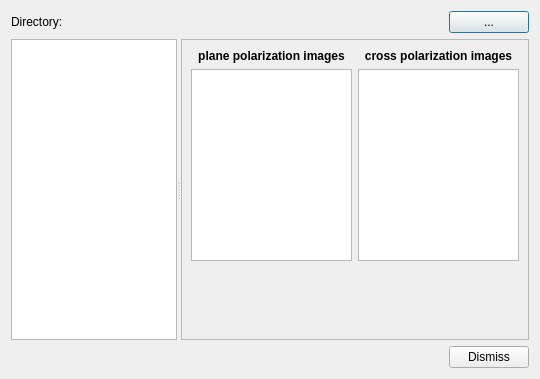
First picture: the form in thinsectionanalysis/thinsectionanalysisdialog.ui, repository PauloCarvalhoRJ/gammaray, before the edit.
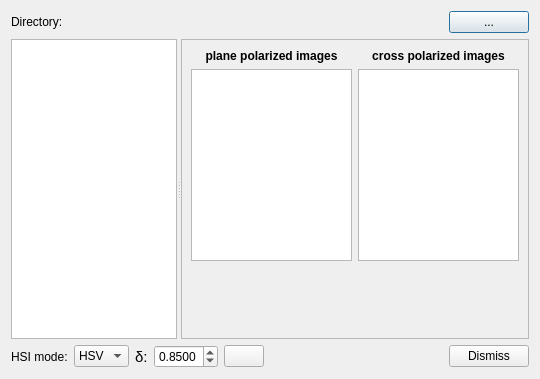
Second picture: the form after the edit. Icons and pictures are not drawn.

Commit message: Thin Section Analysis: work on the clustering algorithm.

Patch:
```diff
--- a/thinsectionanalysis/thinsectionanalysisdialog.ui
+++ b/thinsectionanalysis/thinsectionanalysisdialog.ui
@@ -110,7 +110,7 @@
             </font>
            </property>
            <property name="text">
-            <string>plane polarization images</string>
+            <string>plane polarized images</string>
            </property>
            <property name="alignment">
             <set>Qt::AlignCenter</set>
@@ -126,7 +126,7 @@
             </font>
            </property>
            <property name="text">
-            <string>cross polarization images</string>
+            <string>cross polarized images</string>
            </property>
            <property name="alignment">
             <set>Qt::AlignCenter</set>
@@ -187,6 +187,72 @@
    </item>
    <item>
     <layout class="QHBoxLayout" name="horizontalLayout_2">
+     <item>
+      <widget class="QLabel" name="label_5">
+       <property name="text">
+        <string>HSI mode:</string>
+       </property>
+      </widget>
+     </item>
+     <item>
+      <widget class="QComboBox" name="cmbHSImode">
+       <item>
+        <property name="text">
+         <string>HSV</string>
+        </property>
+       </item>
+       <item>
+        <property name="text">
+         <string>HSL</string>
+        </property>
+       </item>
+      </widget>
+     </item>
+     <item>
+      <widget class="QLabel" name="label_4">
+       <property name="font">
+        <font>
+         <pointsize>11</pointsize>
+        </font>
+       </property>
+       <property name="text">
+        <string>δ:</string>
+       </property>
+      </widget>
+     </item>
+     <item>
+      <widget class="QDoubleSpinBox" name="dblSpinSimilarityThreshold">
+       <property name="toolTip">
+        <string>Similarity threshold (δ).</string>
+       </property>
+       <property name="decimals">
+        <number>4</number>
+       </property>
+       <property name="maximum">
+        <double>1.000000000000000</double>
+       </property>
+       <property name="singleStep">
+        <double>0.010000000000000</double>
+       </property>
+       <property name="value">
+        <double>0.850000000000000</double>
+       </property>
+      </widget>
+     </item>
+     <item>
+      <widget class="QPushButton" name="btnRun">
+       <property name="toolTip">
+        <string>Execute analysis.</string>
+       </property>
+       <property name="text">
+        <string/>
+       </property>
+       <property name="icon">
+        <iconset resource="../resources.qrc">
+         <normaloff>:/icons32/play32</normaloff>:/icons32/play32</iconset>
+       </property>
+      </widget>
+     </item>
      <item>
       <spacer name="horizontalSpacer">
        <property name="orientation">
```
Left out of the diff: 21 changed lines with no effect on the pictures. The commit also changes 2 other files.
